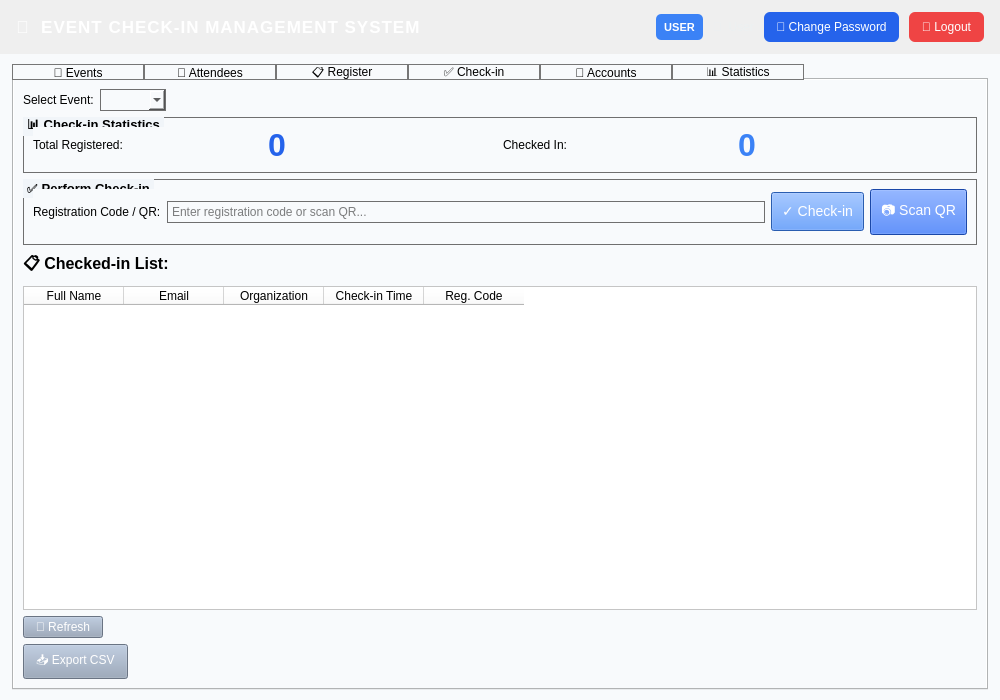
khoivnk25411e/Final-Project-Programming-Techniques, file ui/MainWindow.ui: the form before one commit.
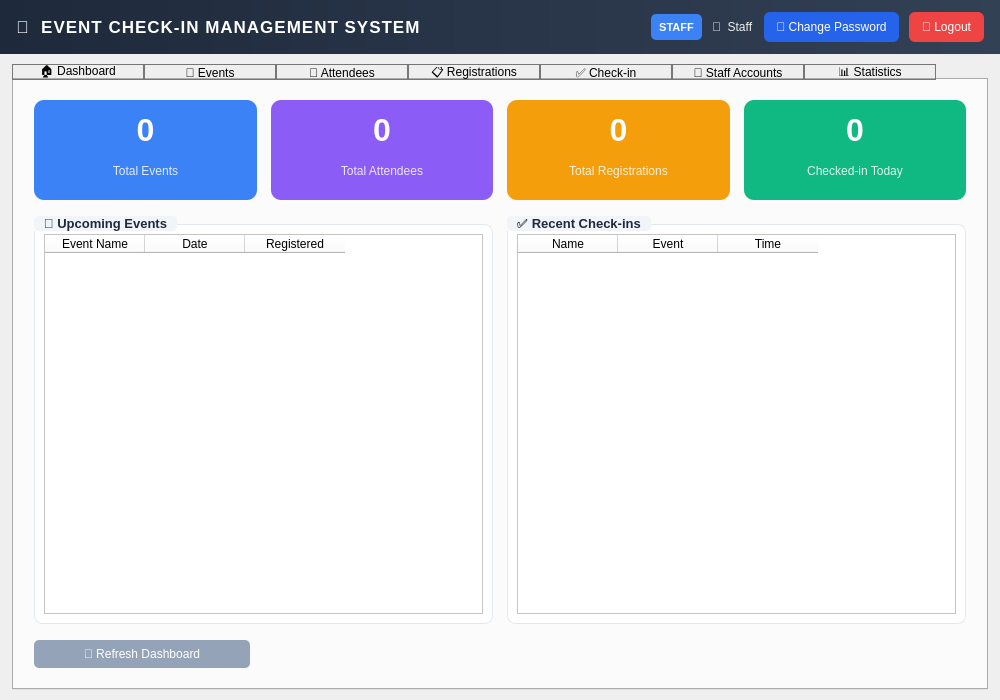
The form after the commit. The open tabs and pages were chosen to show the change.

```diff
--- a/ui/MainWindow.ui
+++ b/ui/MainWindow.ui
@@ -51,10 +51,7 @@
        </size>
       </property>
       <property name="styleSheet">
-       <string notr="true">QWidget#headerBar {
-    background: qlineargradient(x1:0,y1:0,x2:1,y2:0,
-        stop:0 #1e293b, stop:1 #334155);
-}</string>
+       <string>QWidget#headerBar { background: qlineargradient(x1:0,y1:0,x2:1,y2:0, stop:0 #1e293b, stop:1 #334155); }</string>
       </property>
       <layout class="QHBoxLayout" name="horizontalLayout_header">
        <property name="spacing">
@@ -78,7 +75,6 @@
           <font>
            <family>Arial</family>
            <pointsize>13</pointsize>
-           <weight>75</weight>
            <bold>true</bold>
           </font>
          </property>
@@ -91,9 +87,9 @@
         </widget>
        </item>
        <item>
-        <spacer name="spacerItem">
+        <spacer>
          <property name="orientation">
-          <enum>Qt::Horizontal</enum>
+          <enum>Qt::Orientation::Horizontal</enum>
          </property>
          <property name="sizeHint" stdset="0">
           <size>
@@ -128,7 +124,7 @@
 }</string>
          </property>
          <property name="text">
-          <string>USER</string>
+          <string>STAFF</string>
          </property>
          <property name="alignment">
           <set>Qt::AlignCenter</set>
@@ -141,7 +137,7 @@
           <string notr="true">color: #ecf0f1; font-size: 12px;</string>
          </property>
          <property name="text">
-          <string>👤  User</string>
+          <string>👤  Staff</string>
          </property>
         </widget>
        </item>
@@ -160,17 +156,7 @@
           </size>
          </property>
          <property name="styleSheet">
-          <string notr="true">QPushButton {
-    background:#2563eb;
-    color:white;
-    border-radius:6px;
-    font-size:12px;
-    padding: 0 12px;
-    border:none;
-}
-QPushButton:hover {
-    background:#2563eb;
-}</string>
+          <string>QPushButton { background:#2563eb; color:white; border-radius:6px; font-size:12px; padding: 0 12px; border:none; } QPushButton:hover { background:#1d4ed8; }</string>
          </property>
          <property name="text">
           <string>🔐 Change Password</string>
@@ -213,10 +199,6 @@
      </widget>
     </item>
     <item>
-     <widget class="QWidget" name="contentWidget" native="true">
-      <property name="styleSheet">
-       <string notr="true">background-color: #f8fafc;</string>
-      </property>
       <layout class="QVBoxLayout" name="contentLayout">
        <property name="spacing">
         <number>6</number>
@@ -239,8 +221,349 @@
           <string notr="true">QTabBar::tab { border: 1px solid #767676; color: black; min-width: 130px; }</string>
          </property>
          <property name="currentIndex">
-          <number>0</number>
-         </property>
+         <number>4</number>
+        </property>
+        <widget class="QWidget" name="dashboardTab">
+         <attribute name="title">
+          <string>🏠 Dashboard</string>
+         </attribute>
+         <layout class="QVBoxLayout" name="dashLayout">
+          <property name="spacing">
+           <number>16</number>
+          </property>
+          <property name="leftMargin">
+           <number>20</number>
+          </property>
+          <property name="topMargin">
+           <number>20</number>
+          </property>
+          <property name="rightMargin">
+           <number>20</number>
+          </property>
+          <property name="bottomMargin">
+           <number>20</number>
+          </property>
+          <item>
+           <layout class="QHBoxLayout" name="dashRow1">
+            <property name="spacing">
+             <number>14</number>
+            </property>
+            <item>
+             <widget class="QWidget" name="cardTotalEvents" native="true">
+              <property name="minimumSize">
+               <size>
+                <width>0</width>
+                <height>100</height>
+               </size>
+              </property>
+              <property name="styleSheet">
+               <string>QWidget#cardTotalEvents { background:#3b82f6; border-radius:10px; padding:8px; }</string>
+              </property>
+              <layout class="QVBoxLayout" name="cardTotalEventsLayout">
+               <property name="leftMargin">
+                <number>16</number>
+               </property>
+               <property name="topMargin">
+                <number>12</number>
+               </property>
+               <property name="rightMargin">
+                <number>16</number>
+               </property>
+               <property name="bottomMargin">
+                <number>12</number>
+               </property>
+               <item>
+                <widget class="QLabel" name="cardTotalEventsNum">
+                 <property name="styleSheet">
+                  <string>color:white;font-size:32px;font-weight:bold;background:transparent;</string>
+                 </property>
+                 <property name="text">
+                  <string>0</string>
+                 </property>
+                 <property name="alignment">
+                  <set>Qt::AlignmentFlag::AlignCenter</set>
+                 </property>
+                </widget>
+               </item>
+               <item>
+                <widget class="QLabel" name="cardTotalEventsLbl">
+                 <property name="styleSheet">
+                  <string>color:rgba(255,255,255,0.85);font-size:12px;background:transparent;</string>
+                 </property>
+                 <property name="text">
+                  <string>Total Events</string>
+                 </property>
+                 <property name="alignment">
+                  <set>Qt::AlignmentFlag::AlignCenter</set>
+                 </property>
+                </widget>
+               </item>
+              </layout>
+             </widget>
+            </item>
+            <item>
+             <widget class="QWidget" name="cardTotalAttendees" native="true">
+              <property name="minimumSize">
+               <size>
+                <width>0</width>
+                <height>100</height>
+               </size>
+              </property>
+              <property name="styleSheet">
+               <string>QWidget#cardTotalAttendees { background:#8b5cf6; border-radius:10px; padding:8px; }</string>
+              </property>
+              <layout class="QVBoxLayout" name="cardTotalAttendeesLayout">
+               <property name="leftMargin">
+                <number>16</number>
+               </property>
+               <property name="topMargin">
+                <number>12</number>
+               </property>
+               <property name="rightMargin">
+                <number>16</number>
+               </property>
+               <property name="bottomMargin">
+                <number>12</number>
+               </property>
+               <item>
+                <widget class="QLabel" name="cardTotalAttendeesNum">
+                 <property name="styleSheet">
+                  <string>color:white;font-size:32px;font-weight:bold;background:transparent;</string>
+                 </property>
+                 <property name="text">
+                  <string>0</string>
+                 </property>
+                 <property name="alignment">
+                  <set>Qt::AlignmentFlag::AlignCenter</set>
+                 </property>
+                </widget>
+               </item>
+               <item>
+                <widget class="QLabel" name="cardTotalAttendeesLbl">
+                 <property name="styleSheet">
+                  <string>color:rgba(255,255,255,0.85);font-size:12px;background:transparent;</string>
+                 </property>
+                 <property name="text">
+                  <string>Total Attendees</string>
+                 </property>
+                 <property name="alignment">
+                  <set>Qt::AlignmentFlag::AlignCenter</set>
+                 </property>
+                </widget>
+               </item>
+              </layout>
+             </widget>
+            </item>
+            <item>
+             <widget class="QWidget" name="cardTotalRegs" native="true">
+              <property name="minimumSize">
+               <size>
+                <width>0</width>
+                <height>100</height>
+               </size>
+              </property>
+              <property name="styleSheet">
+               <string>QWidget#cardTotalRegs { background:#f59e0b; border-radius:10px; padding:8px; }</string>
+              </property>
+              <layout class="QVBoxLayout" name="cardTotalRegsLayout">
+               <property name="leftMargin">
+                <number>16</number>
+               </property>
+               <property name="topMargin">
+                <number>12</number>
+               </property>
+               <property name="rightMargin">
+                <number>16</number>
+               </property>
+               <property name="bottomMargin">
+                <number>12</number>
+               </property>
+               <item>
+                <widget class="QLabel" name="cardTotalRegsNum">
+                 <property name="styleSheet">
+                  <string>color:white;font-size:32px;font-weight:bold;background:transparent;</string>
+                 </property>
+                 <property name="text">
+                  <string>0</string>
+                 </property>
+                 <property name="alignment">
+                  <set>Qt::AlignmentFlag::AlignCenter</set>
+                 </property>
+                </widget>
+               </item>
+               <item>
+                <widget class="QLabel" name="cardTotalRegsLbl">
+                 <property name="styleSheet">
+                  <string>color:rgba(255,255,255,0.85);font-size:12px;background:transparent;</string>
+                 </property>
+                 <property name="text">
+                  <string>Total Registrations</string>
+                 </property>
+                 <property name="alignment">
+                  <set>Qt::AlignmentFlag::AlignCenter</set>
+                 </property>
+                </widget>
+               </item>
+              </layout>
+             </widget>
+            </item>
+            <item>
+             <widget class="QWidget" name="cardTotalCheckin" native="true">
+              <property name="minimumSize">
+               <size>
+                <width>0</width>
+                <height>100</height>
+               </size>
+              </property>
+              <property name="styleSheet">
+               <string>QWidget#cardTotalCheckin { background:#10b981; border-radius:10px; padding:8px; }</string>
+              </property>
+              <layout class="QVBoxLayout" name="cardTotalCheckinLayout">
+               <property name="leftMargin">
+                <number>16</number>
+               </property>
+               <property name="topMargin">
+                <number>12</number>
+               </property>
+               <property name="rightMargin">
+                <number>16</number>
+               </property>
+               <property name="bottomMargin">
+                <number>12</number>
+               </property>
+               <item>
+                <widget class="QLabel" name="cardTotalCheckinNum">
+                 <property name="styleSheet">
+                  <string>color:white;font-size:32px;font-weight:bold;background:transparent;</string>
+                 </property>
+                 <property name="text">
+                  <string>0</string>
+                 </property>
+                 <property name="alignment">
+                  <set>Qt::AlignmentFlag::AlignCenter</set>
+                 </property>
+                </widget>
+               </item>
+               <item>
+                <widget class="QLabel" name="cardTotalCheckinLbl">
+                 <property name="styleSheet">
+                  <string>color:rgba(255,255,255,0.85);font-size:12px;background:transparent;</string>
+                 </property>
+                 <property name="text">
+                  <string>Checked-in Today</string>
+                 </property>
+                 <property name="alignment">
+                  <set>Qt::AlignmentFlag::AlignCenter</set>
+                 </property>
+                </widget>
+               </item>
+              </layout>
+             </widget>
+            </item>
+           </layout>
+          </item>
+          <item>
+           <layout class="QHBoxLayout" name="dashRow2">
+            <property name="spacing">
+             <number>14</number>
+            </property>
+            <item>
+             <widget class="QGroupBox" name="dashUpcomingGroup">
+              <property name="styleSheet">
+               <string>QGroupBox{font-weight:bold;font-size:13px;color:#1e293b;border:1px solid #e2e8f0;border-radius:8px;margin-top:8px;background:white;} QGroupBox::title{subcontrol-origin:margin;padding:0 8px;background:#f1f5f9;border-radius:4px;}</string>
+              </property>
+              <property name="title">
+               <string>📅 Upcoming Events</string>
+              </property>
+              <layout class="QVBoxLayout">
+               <item>
+                <widget class="QTableWidget" name="dashUpcomingTable">
+                 <property name="styleSheet">
+                  <string>background:white;alternate-background-color:#f8fafc;gridline-color:#e2e8f0;</string>
+                 </property>
+                 <property name="editTriggers">
+                  <set>QAbstractItemView::EditTrigger::NoEditTriggers</set>
+                 </property>
+                 <property name="alternatingRowColors">
+                  <bool>true</bool>
+                 </property>
+                 <property name="selectionMode">
+                  <enum>QAbstractItemView::SelectionMode::SingleSelection</enum>
+                 </property>
+                 <column>
+                  <property name="text">
+                   <string>Event Name</string>
+                  </property>
+                 </column>
+                 <column>
+                  <property name="text">
+                   <string>Date</string>
+                  </property>
+                 </column>
+                 <column>
+                  <property name="text">
+                   <string>Registered</string>
+                  </property>
+                 </column>
+                </widget>
+               </item>
+              </layout>
+             </widget>
+            </item>
+            <item>
+             <widget class="QGroupBox" name="dashRecentGroup">
+              <property name="styleSheet">
+               <string>QGroupBox{font-weight:bold;font-size:13px;color:#1e293b;border:1px solid #e2e8f0;border-radius:8px;margin-top:8px;background:white;} QGroupBox::title{subcontrol-origin:margin;padding:0 8px;background:#f1f5f9;border-radius:4px;}</string>
+              </property>
+              <property name="title">
+               <string>✅ Recent Check-ins</string>
+              </property>
+              <layout class="QVBoxLayout">
+               <item>
+                <widget class="QTableWidget" name="dashRecentTable">
+                 <property name="styleSheet">
+                  <string>background:white;alternate-background-color:#f8fafc;gridline-color:#e2e8f0;</string>
+                 </property>
+                 <property name="editTriggers">
+                  <set>QAbstractItemView::EditTrigger::NoEditTriggers</set>
+                 </property>
+                 <property name="alternatingRowColors">
+                  <bool>true</bool>
+                 </property>
+                 <column>
+                  <property name="text">
+                   <string>Name</string>
+                  </property>
+                 </column>
+                 <column>
+                  <property name="text">
+                   <string>Event</string>
+                  </property>
+                 </column>
+                 <column>
+                  <property name="text">
+                   <string>Time</string>
+                  </property>
+                 </column>
+                </widget>
+               </item>
+              </layout>
+             </widget>
+            </item>
+           </layout>
+          </item>
+          <item>
+           <widget class="QPushButton" name="btnRefreshDash">
+            <property name="styleSheet">
+             <string>background:#94a3b8;color:white;padding:7px 18px;border-radius:5px;font-size:12px;max-width:180px;</string>
+            </property>
+            <property name="text">
+             <string>🔄 Refresh Dashboard</string>
+            </property>
+           </widget>
+          </item>
+         </layout>
+        </widget>
          <widget class="QWidget" name="eventTab">
           <property name="font">
            <font>
@@ -674,7 +997,7 @@
          </widget>
          <widget class="QWidget" name="registrationTab">
           <attribute name="title">
-           <string>📋 Register</string>
+          <string>📋 Registrations</string>
           </attribute>
           <layout class="QVBoxLayout" name="verticalLayout_4">
            <item>
@@ -909,19 +1232,15 @@
              <item>
               <widget class="QComboBox" name="checkinEventCombo">
                <property name="styleSheet">
-                <string notr="true">QComboBox{
-    border: 1px solid #6f6f6f; /* Độ dày, Kiểu, Màu */
-       /* (Tùy chọn) Bo góc */
-    padding: 2px;
-    color: black;        /* (Tùy chọn) Khoảng cách chữ */
-}</string>
+               <string notr="true">QComboBox { border: 1px solid #6f6f6f; padding: 2px; color: black; }
+QComboBox QAbstractItemView { background-color: white; color: black; selection-background-color: #3b82f6; selection-color: white; }</string>
                </property>
               </widget>
              </item>
              <item>
-              <spacer name="spacerItem8">
+             <spacer>
                <property name="orientation">
-                <enum>Qt::Horizontal</enum>
+               <enum>Qt::Orientation::Horizontal</enum>
                </property>
                <property name="sizeHint" stdset="0">
                 <size>
@@ -938,15 +1257,9 @@
              <property name="font">
               <font>
                <pointsize>10</pointsize>
-               <weight>75</weight>
                <bold>true</bold>
-               <kerning>true</kerning>
-               <stylestrategy>PreferDefault</stylestrategy>
-              </font>
-             </property>
-             <property name="autoFillBackground">
-              <bool>false</bool>
-             </property>
+             </font>
+            </property>
              <property name="styleSheet">
               <string notr="true">QGroupBox::title {
     background-color:#f1f5f9; /* Màu nền của chữ */
@@ -963,12 +1276,6 @@
              <property name="title">
               <string>📊 Check-in Statistics</string>
              </property>
-             <property name="flat">
-              <bool>false</bool>
-             </property>
-             <property name="checkable">
-              <bool>false</bool>
-             </property>
              <layout class="QGridLayout" name="gridLayout">
               <item row="0" column="0">
                <widget class="QLabel" name="label_4">
@@ -986,7 +1293,6 @@
                  <font>
                   <family>Arial</family>
                   <pointsize>24</pointsize>
-                  <weight>75</weight>
                   <bold>true</bold>
                  </font>
                 </property>
@@ -1014,7 +1320,6 @@
                  <font>
                   <family>Arial</family>
                   <pointsize>24</pointsize>
-                  <weight>75</weight>
                   <bold>true</bold>
                  </font>
                 </property>
@@ -1034,14 +1339,9 @@
              <property name="font">
               <font>
                <pointsize>10</pointsize>
-               <weight>75</weight>
                <bold>true</bold>
-               <strikeout>false</strikeout>
-              </font>
-             </property>
-             <property name="autoFillBackground">
-              <bool>false</bool>
-             </property>
+             </font>
+            </property>
              <property name="styleSheet">
               <string notr="true">QGroupBox::title {
     background-color:#f1f5f9; /* Màu nền của chữ */
@@ -1113,12 +1413,11 @@
               <font>
                <family>Arial</family>
                <pointsize>12</pointsize>
-               <weight>75</weight>
                <bold>true</bold>
               </font>
              </property>
              <property name="text">
-              <string>📋 Checked-in List:</string>
+             <string>📋 Checked-in List (this event):</string>
              </property>
             </widget>
            </item>
@@ -1167,9 +1466,9 @@
               </widget>
              </item>
              <item>
-              <spacer name="spacerItem9">
+             <spacer>
                <property name="orientation">
-                <enum>Qt::Horizontal</enum>
+               <enum>Qt::Orientation::Horizontal</enum>
                </property>
                <property name="sizeHint" stdset="0">
                 <size>
@@ -1194,9 +1493,9 @@
               </widget>
              </item>
              <item>
-              <spacer name="spacerCheckinExport">
+             <spacer>
                <property name="orientation">
-                <enum>Qt::Horizontal</enum>
+               <enum>Qt::Orientation::Horizontal</enum>
                </property>
                <property name="sizeHint" stdset="0">
                 <size>
@@ -1212,7 +1511,7 @@
          </widget>
          <widget class="QWidget" name="userMgmtTab">
           <attribute name="title">
-           <string>👤 Accounts</string>
+          <string>👤 Staff Accounts</string>
           </attribute>
           <layout class="QVBoxLayout" name="verticalLayout_6">
            <item>
@@ -1582,7 +1881,6 @@
         </widget>
        </item>
       </layout>
-     </widget>
     </item>
    </layout>
   </widget>
```
Left out of the diff: 460 changed lines with no effect on the pictures. Lines whose indentation alone changed are shown as unchanged.
